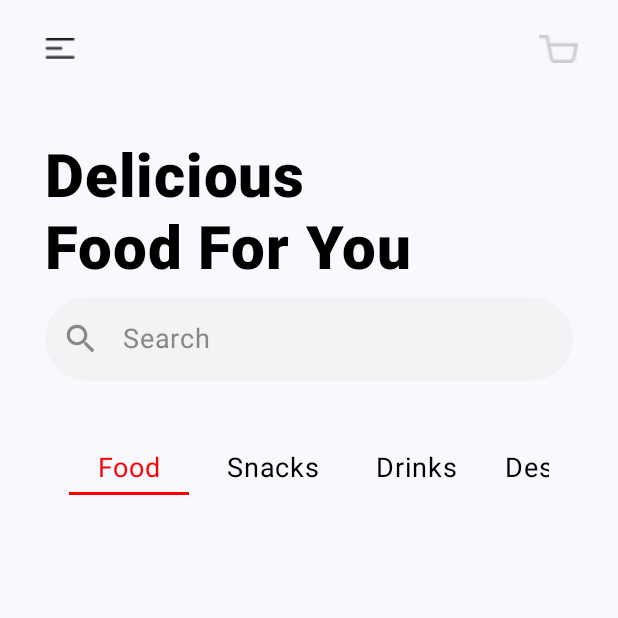
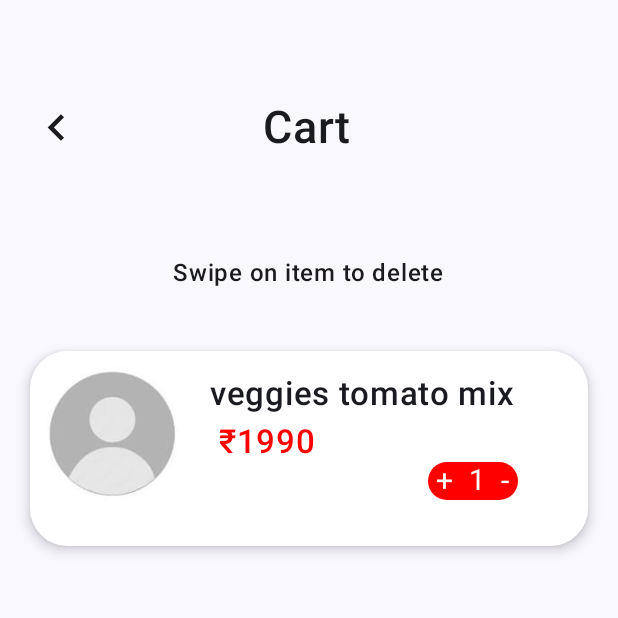
Before and after one commit to bhavya89hr/FoodOrderApp, an Android app built with Jetpack Compose: the screen it shows after launch (MainActivity), after a tap on "Cart", on a phone screen of 412 x 824 dp, the top half of it. Run offline under Robolectric (Android 15) with nearby library versions, the phone set to English and light mode, and no system bars; pictures from the network do not load.

Commit message:
cart screen navigation and some edit

```diff
--- a/app/src/main/java/com/bhavya/foodorder/MainActivity.kt
+++ b/app/src/main/java/com/bhavya/foodorder/MainActivity.kt
@@ -14,6 +14,7 @@ import androidx.compose.ui.tooling.preview.Preview
 import androidx.navigation.NavController
 import androidx.navigation.NavHostController
 import com.bhavya.foodorder.navigation.FoNavigation
+import com.bhavya.foodorder.screens.CartScreen.CartScreen
 import com.bhavya.foodorder.screens.GetStarted
 import com.bhavya.foodorder.screens.HomeScreen.HomeScreen
 import com.bhavya.foodorder.screens.profileScreen.Navigation.ProfileNav
@@ -30,7 +31,7 @@ class MainActivity : ComponentActivity() {
         setContent {
             FoodOrderTheme {
 
-            FoNavigation()
+               FoNavigation()
             }
         }
     }
--- a/app/src/main/java/com/bhavya/foodorder/navigation/AppScreens.kt
+++ b/app/src/main/java/com/bhavya/foodorder/navigation/AppScreens.kt
@@ -4,5 +4,6 @@ enum class AppScreens(val route: String) {
     GetStarted("get_started"),
     LoginScreen("LoginScreen"),
     AddFoodScreen("AddFoodScreen"),
-    HomeScreen("home")
+    HomeScreen("home"),
+    CartScreen("Cart")
 }
--- a/app/src/main/java/com/bhavya/foodorder/navigation/FoNavigation.kt
+++ b/app/src/main/java/com/bhavya/foodorder/navigation/FoNavigation.kt
@@ -5,6 +5,7 @@ import androidx.compose.runtime.Composable
 import androidx.navigation.compose.NavHost
 import androidx.navigation.compose.composable
 import androidx.navigation.compose.rememberNavController
+import com.bhavya.foodorder.screens.CartScreen.CartScreen
 import com.bhavya.foodorder.screens.GetStarted
 import com.bhavya.foodorder.screens.HomeScreen.HomeScreen
 import com.bhavya.foodorder.screens.LoginScreen.LoginScreen
@@ -25,6 +26,9 @@ fun FoNavigation(){
             HomeScreen(
                 navController=navController)
         }
+        composable(AppScreens.CartScreen.route) {
+            CartScreen(navController)
+        }
     }
 
 }
--- a/app/src/main/java/com/bhavya/foodorder/screens/CartScreen/CartScreen.kt
+++ b/app/src/main/java/com/bhavya/foodorder/screens/CartScreen/CartScreen.kt
@@ -21,6 +21,8 @@ import androidx.compose.foundation.verticalScroll
 import androidx.compose.material.icons.Icons
 import androidx.compose.material.icons.filled.Delete
 import androidx.compose.material.icons.filled.KeyboardArrowLeft
+import androidx.compose.material3.Button
+import androidx.compose.material3.ButtonDefaults
 import androidx.compose.material3.Card
 import androidx.compose.material3.CardDefaults
 import androidx.compose.material3.Divider
@@ -39,52 +41,137 @@ import androidx.compose.ui.text.style.TextAlign
 import androidx.compose.ui.tooling.preview.Preview
 import androidx.compose.ui.unit.dp
 import androidx.compose.ui.unit.sp
+import androidx.navigation.NavController
 import com.bhavya.foodorder.R
 
-@Preview
+
 @Composable
-fun CartScreen(){
-    Surface(modifier = Modifier.fillMaxSize().background(color = Color(0xFFEFEEEE).copy(alpha = 0.6f))){
-        Column(modifier = Modifier.fillMaxSize().padding(20.dp,50.dp), verticalArrangement = Arrangement.Top, horizontalAlignment = Alignment.CenterHorizontally){
-Row(modifier = Modifier.fillMaxWidth().height(70.dp), verticalAlignment = Alignment.CenterVertically){
-    Icon(imageVector = Icons.Default.KeyboardArrowLeft, contentDescription = "", modifier = Modifier.size(35.dp))
-    Text(text = "Cart", fontWeight = FontWeight.SemiBold, fontSize = 30.sp,modifier = Modifier.padding(120.dp,0.dp))
+
+fun CartScreen(navController: NavController) {
+    Surface(
+        modifier = Modifier
+            .fillMaxSize()
+            .background(color = Color(0xFFEFEEEE).copy(alpha = 0.6f))
+    ) {
+        Box(modifier = Modifier.fillMaxSize()) {
+            // Content Column
+            Column(
+                modifier = Modifier
+                    .fillMaxSize()
+                    .padding(20.dp, 50.dp, 20.dp, 100.dp)
+                    .verticalScroll(rememberScrollState()),
+                // Bottom padding for button space
+                verticalArrangement = Arrangement.Top,
+                horizontalAlignment = Alignment.CenterHorizontally
+            ) {
+                Row(
+                    modifier = Modifier
+                        .fillMaxWidth()
+                        .height(70.dp),
+                    verticalAlignment = Alignment.CenterVertically
+                ) {
+                    Icon(
+                        imageVector = Icons.Default.KeyboardArrowLeft,
+                        contentDescription = "",
+                        modifier = Modifier.size(35.dp)
+                    )
+                    Text(
+                        text = "Cart",
+                        fontWeight = FontWeight.SemiBold,
+                        fontSize = 30.sp,
+                        modifier = Modifier.padding(start = 120.dp)
+                    )
                 }
+
                 Spacer(modifier = Modifier.height(50.dp))
 
-            Text(text="Swipe on item to delete",fontWeight = FontWeight.SemiBold)
+                Text(text = "Swipe on item to delete", fontWeight = FontWeight.SemiBold)
                 Spacer(modifier = Modifier.height(30.dp))
+
                 Card(
                     modifier = Modifier
-                    .height(200.dp).fillMaxWidth().padding(0.dp, 10.dp),
+                        .height(150.dp)
+                        .fillMaxWidth()
+                        .padding(vertical = 10.dp),
                     colors = CardDefaults.cardColors(containerColor = Color.White),
                     shape = RoundedCornerShape(25.dp),
                     elevation = CardDefaults.elevatedCardElevation(5.dp)
                 ) {
                     Row(modifier = Modifier.padding(10.dp)) {
-                    Box(modifier = Modifier.height(125.dp).width(125.dp).align(Alignment.CenterVertically) ) {
+                        Box(
+                            modifier = Modifier
+                                .fillMaxHeight()
+                                .width(90.dp)
+                                .align(Alignment.CenterVertically)
+                        ) {
                             Image(
                                 painter = painterResource(id = R.drawable.img),
                                 contentDescription = "Default Profile Picture",
                                 modifier = Modifier
-                                .fillMaxSize()
+                                    .size(90.dp)
                                     .clip(CircleShape),
                                 contentScale = ContentScale.Crop
                             )
                         }
                         Spacer(modifier = Modifier.width(20.dp))
-                    Column(modifier = Modifier.fillMaxHeight().width(205.dp).padding(0.dp, 20.dp).verticalScroll(rememberScrollState())) {
-Text(text="veggies tomato mix", fontWeight = FontWeight.SemiBold, fontSize = 25.sp)
-                        Spacer(modifier = Modifier.height(10.dp))
-                        Text(text=" #1990",fontWeight = FontWeight.SemiBold, fontSize = 25.sp,color=Color.Red)
-                        Box(modifier = Modifier.height(90.dp).width(100.dp).background(color = Color.Red))
-                        Row(modifier = Modifier.fillMaxSize(), verticalAlignment = Alignment.CenterVertically, horizontalArrangement = Arrangement.SpaceAround) {
-
+                        Column(
+                            modifier = Modifier
+                                .fillMaxHeight()
+                                .width(205.dp)
+                                .padding(vertical = 5.dp)
+                                .verticalScroll(rememberScrollState())
+                        ) {
+                            Text(
+                                text = "veggies tomato mix",
+                                fontWeight = FontWeight.SemiBold,
+                                fontSize = 22.sp
+                            )
+                            Spacer(modifier = Modifier.height(5.dp))
+                            Text(
+                                text = " ₹1990",
+                                fontWeight = FontWeight.SemiBold,
+                                fontSize = 22.sp,
+                                color = Color.Red
+                            )
+                            Box(
+                                modifier = Modifier
+                                    .height(25.dp)
+                                    .width(60.dp)
+                                    .clip(RoundedCornerShape(20.dp))
+                                    .background(color = Color.Red)
+                                    .align(Alignment.End)
+                            ) {
+                                Row(
+                                    modifier = Modifier.fillMaxSize(),
+                                    verticalAlignment = Alignment.CenterVertically,
+                                    horizontalArrangement = Arrangement.SpaceAround
+                                ) {
+                                    Text(text = "+", fontSize = 20.sp, color = Color.White)
+                                    Text(text = "1", fontSize = 19.sp, color = Color.White)
+                                    Text(text = "-", fontSize = 20.sp, color = Color.White)
                                 }
                             }
                         }
                     }
                 }
+                Spacer(        modifier = Modifier.height(400.dp))
+                Button(
+                    onClick = {},
+                    colors = ButtonDefaults.buttonColors(containerColor = Color.Red),
+                    shape = RoundedCornerShape(25.dp),
+                    modifier = Modifier
+                        .fillMaxWidth()
+                        .height(50.dp)
+
+//                        .align(Alignment.BottomCenter) // ✅ Works correctly here
+                ) {
+                    Text(text = "Update", fontSize = 20.sp)
+                }
+            }
+
+            // ✅ Bottom-aligned Button outside Column
+
 
         }
     }
+}
--- a/app/src/main/java/com/bhavya/foodorder/screens/HomeScreen/HomeScreen.kt
+++ b/app/src/main/java/com/bhavya/foodorder/screens/HomeScreen/HomeScreen.kt
@@ -77,7 +77,7 @@ fun HomeScreen(viewModel: FoodViewModel = viewModel(),navController: NavControll
                     }
                 },
                 actions = {
-                    IconButton(onClick = { /* TODO: go to cart */ }, modifier = Modifier.padding(end = 12.dp)) {
+                    IconButton(onClick = { navController.navigate("Cart") }, modifier = Modifier.padding(end = 12.dp)) {
                         Icon(
                             painter = painterResource(id = R.drawable.vector1), // Replace with your icon
                             contentDescription = "Cart",
```
Lines whose indentation alone changed are shown as unchanged.
